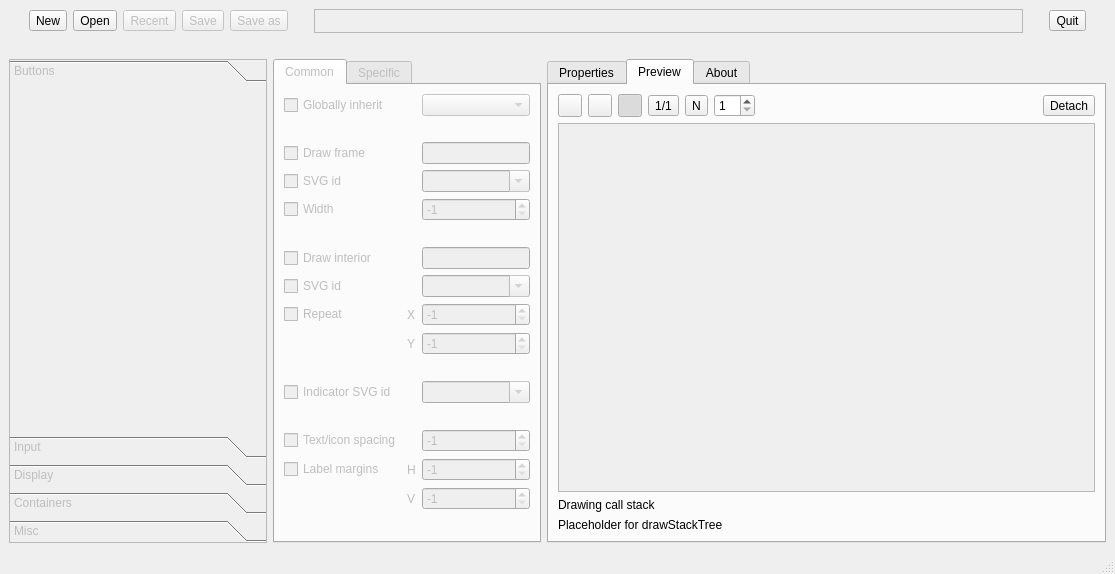
The window that themebuilder/ThemeBuilderUIBase.ui (DexterMagnific/QSvgStyle) describes before a commit, drawn with Qt 5.
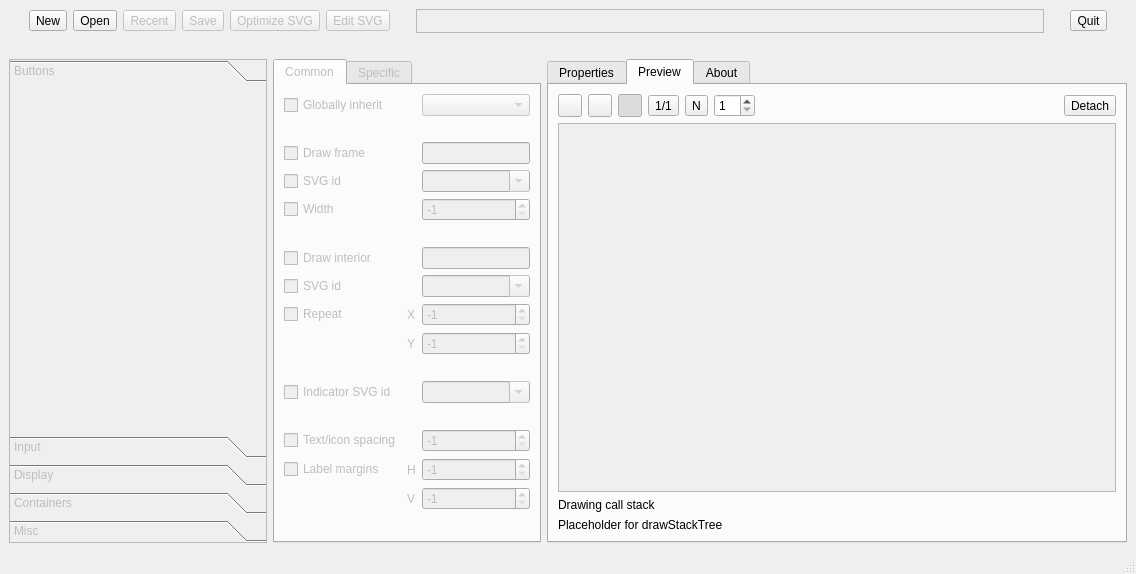
The same window after the commit. The open tabs and pages were chosen to show the change. Icons and pictures are not drawn.

Commit message: * Fix config not saved when the window is   closed through the window manager

Patch:
```diff
--- a/themebuilder/ThemeBuilderUIBase.ui
+++ b/themebuilder/ThemeBuilderUIBase.ui
@@ -6,7 +6,7 @@
    <rect>
     <x>0</x>
     <y>0</y>
-    <width>1115</width>
+    <width>1136</width>
     <height>574</height>
    </rect>
   </property>
@@ -283,7 +283,7 @@
             <rect>
              <x>0</x>
              <y>0</y>
-             <width>518</width>
+             <width>539</width>
              <height>346</height>
             </rect>
            </property>
@@ -595,7 +595,7 @@
         </property>
        </widget>
       </item>
-      <item row="0" column="9">
+      <item row="0" column="10">
        <spacer name="horizontalSpacer_2">
         <property name="orientation">
          <enum>Qt::Horizontal</enum>
@@ -637,7 +637,7 @@
          <bool>false</bool>
         </property>
         <property name="text">
-         <string>Save as</string>
+         <string>Optimize SVG</string>
         </property>
         <property name="icon">
          <iconset resource="ThemeBuilderUIBase.qrc">
@@ -648,7 +648,7 @@
         </property>
        </widget>
       </item>
-      <item row="0" column="12">
+      <item row="0" column="14">
        <widget class="QToolButton" name="quitBtn">
         <property name="text">
          <string>Quit</string>
@@ -676,7 +676,7 @@
         </property>
        </widget>
       </item>
-      <item row="0" column="10">
+      <item row="0" column="12">
        <widget class="QLabel" name="themeNameLbl">
         <property name="sizePolicy">
          <sizepolicy hsizetype="Expanding" vsizetype="Preferred">
@@ -705,7 +705,7 @@
         </property>
        </widget>
       </item>
-      <item row="0" column="11">
+      <item row="0" column="13">
        <spacer name="horizontalSpacer">
         <property name="orientation">
          <enum>Qt::Horizontal</enum>
@@ -737,7 +737,7 @@
         </property>
        </spacer>
       </item>
-      <item row="0" column="13">
+      <item row="0" column="15">
        <spacer name="horizontalSpacer_11">
         <property name="orientation">
          <enum>Qt::Horizontal</enum>
@@ -753,6 +753,26 @@
         </property>
        </spacer>
       </item>
+      <item row="0" column="9">
+       <widget class="QToolButton" name="editSvgBtn">
+        <property name="enabled">
+         <bool>false</bool>
+        </property>
+        <property name="toolTip">
+         <string>Open the SVG file for editing using the default application</string>
+        </property>
+        <property name="text">
+         <string>Edit SVG</string>
+        </property>
+        <property name="icon">
+         <iconset resource="ThemeBuilderUIBase.qrc">
+          <normaloff>:/icon/pixmaps/insertimage.png</normaloff>:/icon/pixmaps/insertimage.png</iconset>
+        </property>
+        <property name="toolButtonStyle">
+         <enum>Qt::ToolButtonTextUnderIcon</enum>
+        </property>
+       </widget>
+      </item>
      </layout>
     </item>
     <item row="1" column="0" colspan="3">
```
Left out of the diff: 16 changed lines with no effect on the pictures. The commit also changes 4 other files.
